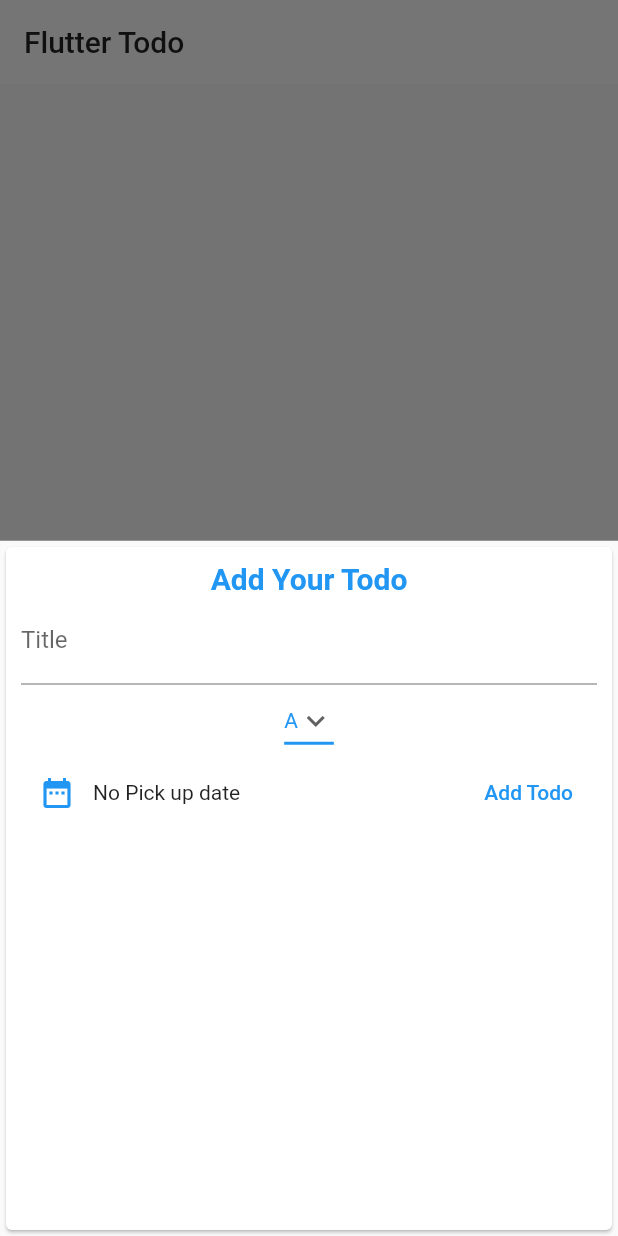
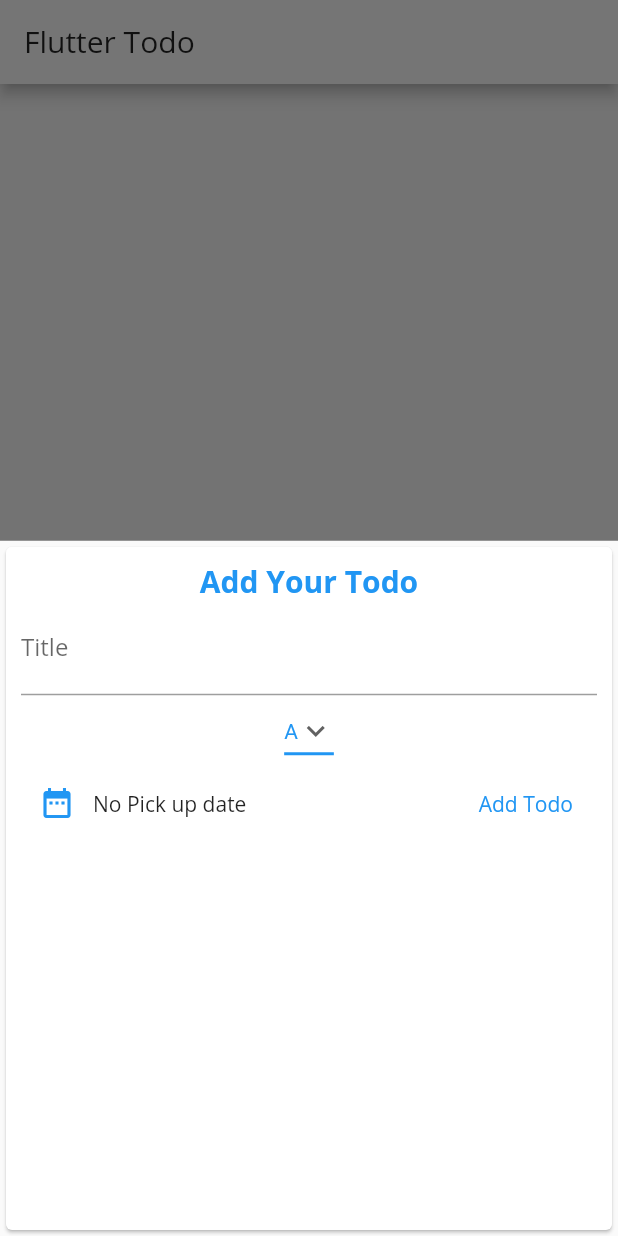
Before and after one commit to MyoMyatAung/flutter_todo, a Flutter app: the Home screen opened directly, after a tap on the "add" icon, on a phone screen of 412 x 824 dp. Run offline on Flutter 3.47's test engine with Material 2 defaults, Android fonts, the phone set to English and light mode, and no system bars; our stand-ins replace flutter_secure_storage; accounts and stored records are empty; network calls fail.

Commit message:
Add OpenSans Fonts

```diff
--- a/lib/main.dart
+++ b/lib/main.dart
@@ -29,6 +29,7 @@ class MyApp extends StatelessWidget {
     return MaterialApp(
       title: 'Flutter Demo',
       theme: ThemeData(
+        fontFamily: 'OpenSans',
         primaryColor: Colors.white,
         accentColor: Colors.blueAccent,
         visualDensity: VisualDensity.adaptivePlatformDensity,
--- a/lib/models/todo.dart
+++ b/lib/models/todo.dart
@@ -15,6 +15,7 @@ class Todo {
     this.dateTime,
     this.priority,
     this.isFinished,
+    this.userId,
     this.createdAt,
   });
 
@@ -23,6 +24,7 @@ class Todo {
   DateTime dateTime;
   String priority;
   int isFinished;
+  int userId;
   DateTime createdAt;
 
   factory Todo.fromJson(Map<String, dynamic> json) => Todo(
@@ -31,6 +33,7 @@ class Todo {
     dateTime: DateTime.parse(json["date_time"]),
     priority: json["priority"],
     isFinished: json["is_finished"],
+    userId: json["user_id"],
     createdAt: DateTime.parse(json["created_at"]),
   );
 
@@ -40,6 +43,7 @@ class Todo {
     "date_time": dateTime.toIso8601String(),
     "priority": priority,
     "is_finished": isFinished,
+    "user_id": userId,
     "created_at": createdAt.toIso8601String(),
   };
 }
--- a/lib/screens/home.dart
+++ b/lib/screens/home.dart
@@ -32,11 +32,11 @@ class Home extends StatelessWidget {
 
   @override
   Widget build(BuildContext context) {
+    print('Payload is : ');
     print(payload);
     return Scaffold(
       appBar: AppBar(
         title: Text('Flutter Todo'),
-        elevation: 0,
       ),
       body: TodoList(),
       floatingActionButton: FloatingActionButton(
--- a/lib/services/todo_model.dart
+++ b/lib/services/todo_model.dart
@@ -14,7 +14,9 @@ class TodoModel extends ChangeNotifier {
   UnmodifiableListView<Todo> get todos => UnmodifiableListView(_todos);
 
   Future<void> fetchAllTodos() async {
-    const url = 'http://${IPAddress.IP_ADDRESS}:3000/get_all_todos';
+    final userId = await SecureStorage.storage.read(key: "user_id");
+    print(userId);
+    final url = 'http://${IPAddress.IP_ADDRESS}:3000/get_all_todos/$userId';
     String jwt = await SecureStorage.storage.read(key: 'jwt');
     try {
       final response = await http.get(url, headers: {HttpHeaders.authorizationHeader: 'Bearer $jwt'});
@@ -56,6 +58,7 @@ class TodoModel extends ChangeNotifier {
   void addTodo(String title, String priority, DateTime dateTime, DateTime createdAt) async {
     const url = 'http://${IPAddress.IP_ADDRESS}:3000/add_todo';
     String jwt = await SecureStorage.storage.read(key: 'jwt');
+    final userId = await SecureStorage.storage.read(key: 'user_id');
     http
         .post(url,
             headers: <String, String>{
@@ -66,6 +69,7 @@ class TodoModel extends ChangeNotifier {
               "title": title,
               "priority": priority,
               "date_time": dateTime.toIso8601String(),
+              "userId": int.parse(userId),
               "created_at": createdAt.toIso8601String()
             }))
         .then((response) {
--- a/lib/static/ip_address.dart
+++ b/lib/static/ip_address.dart
@@ -1,3 +1,3 @@
 class IPAddress {
-  static const String IP_ADDRESS = "192.168.100.140";
+  static const String IP_ADDRESS = "192.168.100.197";
 }
```
Also changed, not shown: lib/screens/login.dart (+11 -8 lines), pubspec.yaml (+11 -11 lines), assets/fonts/LICENSE.txt (added), assets/fonts/OpenSans-Bold.ttf (added), assets/fonts/OpenSans-BoldItalic.ttf (added), assets/fonts/OpenSans-ExtraBold.ttf (added), assets/fonts/OpenSans-ExtraBoldItalic.ttf (added), assets/fonts/OpenSans-Italic.ttf (added), assets/fonts/OpenSans-Light.ttf (added), assets/fonts/OpenSans-LightItalic.ttf (added), assets/fonts/OpenSans-Regular.ttf (added), assets/fonts/OpenSans-SemiBold.ttf (added), assets/fonts/OpenSans-SemiBoldItalic.ttf (added).
